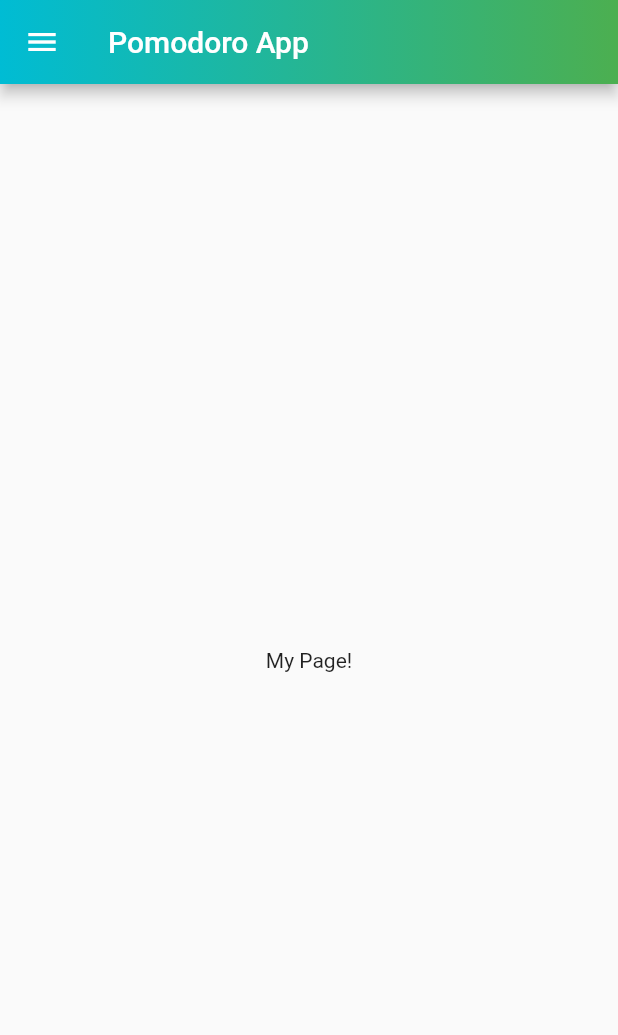
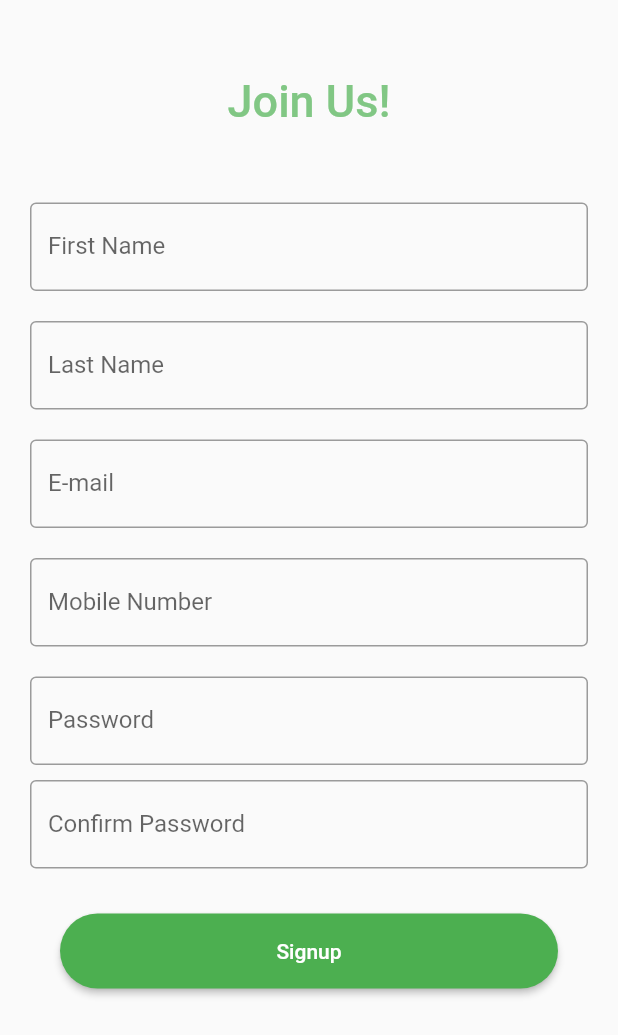
Before and after one commit to BonyGeorge/Pomodoro-Mobile-App, a Flutter app: the screen it shows after launch, on a phone screen of 412 x 824 dp. Shown: the top 1035 px of the screen. Run offline on Flutter 3.47's test engine with Material 2 defaults, Android fonts, the phone set to English and light mode, and no system bars; our stand-ins replace gradient_app_bar.

Commit message:
Connected Screens + edits in register

```diff
--- a/pomodoro_app/lib/main.dart
+++ b/pomodoro_app/lib/main.dart
@@ -2,8 +2,10 @@
 import 'package:flutter/material.dart';
 import 'dart:async';
 import './ui/drawer.dart';
+import './screens/register/login.dart';
+import './screens/register/signup.dart';
 import 'landing_page.dart';
-import './screens/profile.dart';
+
 void main() {
   runApp(MyApp());
 }
@@ -17,6 +19,8 @@ class MyApp extends StatelessWidget {
       initialRoute: '/',
       routes: {
         '/drawer': (context) => MyDrawer(),
+        '/login': (context) => Signin(),
+        '/signup': (context) => Signup(),
       },
       theme: ThemeData(
         primarySwatch: Colors.blue,
@@ -40,7 +44,7 @@ class _MyHomePageState extends State<MyHomePage> {
     Timer(
         Duration(seconds: 5),
         () => Navigator.pushReplacement(
-            context, MaterialPageRoute(builder: (context) => MyDrawer())));
+            context, MaterialPageRoute(builder: (context) => Signup())));
   }
 
   @override
--- /dev/null
+++ b/pomodoro_app/lib/screens/register/signup.dart
@@ -0,0 +1,123 @@
+import 'package:flutter/material.dart';
+import 'package:pomodoro_app/screens/register/login.dart';
+
+class Signup extends StatefulWidget {
+  @override
+  _State createState() => _State();
+}
+
+class _State extends State<Signup> {
+  TextEditingController fnameController = TextEditingController();
+  TextEditingController lnameController = TextEditingController();
+  TextEditingController emailController = TextEditingController();
+  TextEditingController repasswordController = TextEditingController();
+  TextEditingController passwordController = TextEditingController();
+  TextEditingController numController = TextEditingController();
+
+  @override
+  Widget build(BuildContext context) {
+    return Scaffold(
+        body: Padding(
+            padding: EdgeInsets.all(10),
+            child: ListView(
+              children: <Widget>[
+                Container(
+                    alignment: Alignment.center,
+                    padding: EdgeInsets.all(10),
+                    margin: EdgeInsets.all(30),
+                    child: Text(
+                      'Join Us!',
+                      style: TextStyle(
+                          color: Colors.green[300],
+                          fontWeight: FontWeight.w500,
+                          fontSize: 30),
+                    )),
+                Container(
+                  padding: EdgeInsets.all(10),
+                  child: TextField(
+                    controller: fnameController,
+                    decoration: InputDecoration(
+                      border: OutlineInputBorder(),
+                      labelText: 'First Name',
+                    ),
+                  ),
+                ),
+                Container(
+                  padding: EdgeInsets.all(10),
+                  child: TextField(
+                    controller: lnameController,
+                    decoration: InputDecoration(
+                      border: OutlineInputBorder(),
+                      labelText: 'Last Name',
+                    ),
+                  ),
+                ),
+                Container(
+                  padding: EdgeInsets.all(10),
+                  child: TextField(
+                    controller: emailController,
+                    decoration: InputDecoration(
+                      border: OutlineInputBorder(),
+                      labelText: 'E-mail',
+                    ),
+                  ),
+                ),
+                Container(
+                  padding: EdgeInsets.all(10),
+                  child: TextField(
+                    controller: numController,
+                    decoration: InputDecoration(
+                      border: OutlineInputBorder(),
+                      labelText: 'Mobile Number',
+                    ),
+                  ),
+                ),
+                Container(
+                  padding: EdgeInsets.fromLTRB(10, 10, 10, 0),
+                  child: TextField(
+                    obscureText: true,
+                    controller: passwordController,
+                    decoration: InputDecoration(
+                      border: OutlineInputBorder(),
+                      labelText: 'Password',
+                    ),
+                  ),
+                ),
+                Container(
+                  padding: EdgeInsets.fromLTRB(10, 10, 10, 0),
+                  child: TextField(
+                    obscureText: true,
+                    controller: repasswordController,
+                    decoration: InputDecoration(
+                      border: OutlineInputBorder(),
+                      labelText: 'Confirm Password',
+                    ),
+                  ),
+                ),
+                Container(
+                    height: 50,
+                    margin: EdgeInsets.all(30),
+                    child: RaisedButton(
+                      textColor: Colors.white,
+                      color: Colors.green,
+                      shape: RoundedRectangleBorder(
+                          borderRadius: BorderRadius.circular(100.0)),
+                      child: Text('Signup'),
+                      onPressed: () {
+                        print(fnameController.text);
+                        print(lnameController.text);
+                        print(emailController.text);
+                        print(passwordController.text);
+                        print(repasswordController.text);
+                        Navigator.pushReplacement(context,
+                            MaterialPageRoute(builder: (context) => Signin()));
+                      },
+                    )),
+                Container(
+                    child: Row(
+                  mainAxisAlignment: MainAxisAlignment.center,
+                ))
+              ],
+            )));
+  }
+}
--- a/pomodoro_app/lib/ui/drawer.dart
+++ b/pomodoro_app/lib/ui/drawer.dart
@@ -7,9 +7,7 @@ class MyDrawer extends StatelessWidget {
   @override
   Widget build(BuildContext context) {
     return MaterialApp(
-      routes: {
-        '/profile' : (context) => ProfileApp()
-      },
+      routes: {'/profile': (context) => ProfileApp()},
       home: MyHomePage(),
     );
   }
@@ -32,34 +30,45 @@ class MyHomePage extends StatelessWidget {
         child: ListView(
           padding: EdgeInsets.zero,
           children: <Widget>[
-            DrawerHeader(
-              child: Text('Pomodoro Timer'),
+            UserAccountsDrawerHeader(
               decoration: BoxDecoration(
                   gradient: LinearGradient(
-                      begin: Alignment.topLeft,
-                      end: Alignment.bottomRight,
-                      stops: [0.3, 1],
-                      colors: [Colors.green, Colors.blue])),
+                      begin: Alignment.topRight,
+                      end: Alignment.bottomLeft,
+                      colors: [Colors.blue, Colors.green])),
+              accountName: Text("Abanoub George"),
+              accountEmail: Text("abanoubgeorge@gmail.com"),
+              currentAccountPicture: CircleAvatar(
+                backgroundColor: Colors.orange,
+                child: Text(
+                  "A",
+                  style: TextStyle(fontSize: 40.0),
+                ),
+              ),
             ),
             ListTile(
+              leading: Icon(Icons.person),
               title: Text('My Profile'),
               onTap: () {
                 Navigator.pushNamed(context, '/profile');
               },
             ),
             ListTile(
+              leading: Icon(Icons.timer),
               title: Text('Timer'),
               onTap: () {
                 Navigator.pop(context);
               },
             ),
             ListTile(
+              leading: Icon(Icons.assignment),
               title: Text('My Tasks'),
               onTap: () {
                 Navigator.pop(context);
               },
             ),
             ListTile(
+              leading: Icon(Icons.work),
               title: Text('My Projects'),
               onTap: () {
                 Navigator.pop(context);
```
Also changed, not shown: pomodoro_app/lib/Timer.dart (+4 -5 lines), pomodoro_app/lib/register/login.dart (deleted, +0 -101 lines), pomodoro_app/lib/register/signup.dart (deleted, +0 -129 lines), pomodoro_app/lib/screens/register/login.dart (added, +99 -0 lines).
